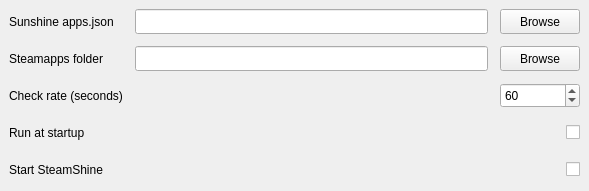
This is src/designer/ui_mainwindow.ui in Odizinne/SteamShine as Qt 5 draws it before an edit. The edited form follows.
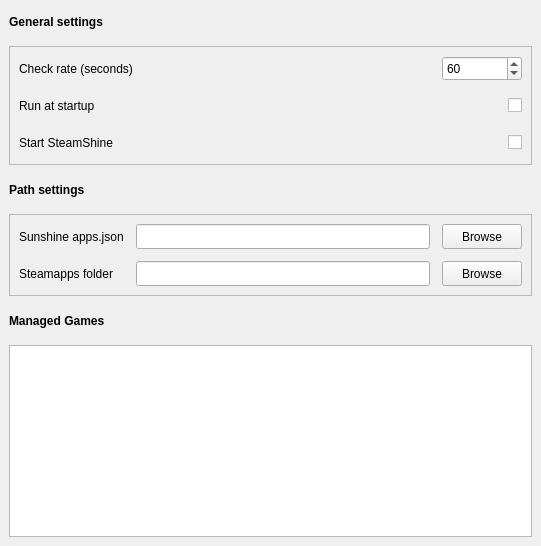
This is the edited form.

Commit message: added managed games list, fixed some bugs in update_apps_json

Diff of the .ui file:
```diff
--- a/src/designer/ui_mainwindow.ui
+++ b/src/designer/ui_mainwindow.ui
@@ -6,8 +6,8 @@
    <rect>
     <x>0</x>
     <y>0</y>
-    <width>589</width>
-    <height>191</height>
+    <width>541</width>
+    <height>546</height>
    </rect>
   </property>
   <property name="windowTitle">
@@ -18,6 +18,61 @@
     <property name="spacing">
      <number>12</number>
     </property>
+    <item row="2" column="0">
+     <widget class="QLabel" name="label_5">
+      <property name="minimumSize">
+       <size>
+        <width>0</width>
+        <height>25</height>
+       </size>
+      </property>
+      <property name="font">
+       <font>
+        <bold>true</bold>
+       </font>
+      </property>
+      <property name="text">
+       <string>Path settings</string>
+      </property>
+     </widget>
+    </item>
+    <item row="3" column="0">
+     <widget class="QFrame" name="gridFrame">
+      <property name="frameShape">
+       <enum>QFrame::Shape::StyledPanel</enum>
+      </property>
+      <property name="frameShadow">
+       <enum>QFrame::Shadow::Sunken</enum>
+      </property>
+      <layout class="QGridLayout" name="pathLayout">
+       <property name="leftMargin">
+        <number>9</number>
+       </property>
+       <property name="topMargin">
+        <number>9</number>
+       </property>
+       <property name="rightMargin">
+        <number>9</number>
+       </property>
+       <property name="bottomMargin">
+        <number>9</number>
+       </property>
+       <property name="spacing">
+        <number>12</number>
+       </property>
+       <item row="0" column="2">
+        <widget class="QPushButton" name="appBrowseButton">
+         <property name="minimumSize">
+          <size>
+           <width>0</width>
+           <height>25</height>
+          </size>
+         </property>
+         <property name="text">
+          <string>Browse</string>
+         </property>
+        </widget>
+       </item>
     <item row="0" column="1">
      <widget class="QLineEdit" name="appLineEdit">
       <property name="minimumSize">
@@ -28,6 +83,19 @@
       </property>
      </widget>
     </item>
+       <item row="0" column="0">
+        <widget class="QLabel" name="appLabel">
+         <property name="minimumSize">
+          <size>
+           <width>0</width>
+           <height>25</height>
+          </size>
+         </property>
+         <property name="text">
+          <string>Sunshine apps.json</string>
+         </property>
+        </widget>
+       </item>
     <item row="1" column="0">
      <widget class="QLabel" name="steamappsLabel">
       <property name="minimumSize">
@@ -41,55 +109,6 @@
       </property>
      </widget>
     </item>
-    <item row="2" column="0">
-     <widget class="QLabel" name="label">
-      <property name="text">
-       <string>Check rate (seconds)</string>
-      </property>
-     </widget>
-    </item>
-    <item row="4" column="0">
-     <widget class="QLabel" name="label_2">
-      <property name="minimumSize">
-       <size>
-        <width>0</width>
-        <height>25</height>
-       </size>
-      </property>
-      <property name="text">
-       <string>Start SteamShine</string>
-      </property>
-     </widget>
-    </item>
-    <item row="4" column="2">
-     <widget class="QCheckBox" name="startCheckBox">
-      <property name="minimumSize">
-       <size>
-        <width>0</width>
-        <height>25</height>
-       </size>
-      </property>
-      <property name="layoutDirection">
-       <enum>Qt::LayoutDirection::RightToLeft</enum>
-      </property>
-      <property name="text">
-       <string/>
-      </property>
-     </widget>
-    </item>
-    <item row="1" column="2">
-     <widget class="QPushButton" name="steamappsBrowseButton">
-      <property name="minimumSize">
-       <size>
-        <width>0</width>
-        <height>25</height>
-       </size>
-      </property>
-      <property name="text">
-       <string>Browse</string>
-      </property>
-     </widget>
-    </item>
     <item row="1" column="1">
      <widget class="QLineEdit" name="steamappsLineEdit">
       <property name="minimumSize">
@@ -100,8 +119,8 @@
       </property>
      </widget>
     </item>
-    <item row="0" column="2">
-     <widget class="QPushButton" name="appBrowseButton">
+       <item row="1" column="2">
+        <widget class="QPushButton" name="steamappsBrowseButton">
       <property name="minimumSize">
        <size>
         <width>0</width>
@@ -113,11 +132,79 @@
       </property>
      </widget>
     </item>
-    <item row="2" column="2">
+      </layout>
+     </widget>
+    </item>
+    <item row="0" column="0">
+     <widget class="QLabel" name="label_6">
+      <property name="minimumSize">
+       <size>
+        <width>0</width>
+        <height>25</height>
+       </size>
+      </property>
+      <property name="font">
+       <font>
+        <bold>true</bold>
+       </font>
+      </property>
+      <property name="text">
+       <string>General settings</string>
+      </property>
+     </widget>
+    </item>
+    <item row="1" column="0">
+     <widget class="QFrame" name="gridFrame">
+      <property name="frameShape">
+       <enum>QFrame::Shape::StyledPanel</enum>
+      </property>
+      <property name="frameShadow">
+       <enum>QFrame::Shadow::Sunken</enum>
+      </property>
+      <layout class="QGridLayout" name="generalLayout">
+       <property name="leftMargin">
+        <number>9</number>
+       </property>
+       <property name="topMargin">
+        <number>9</number>
+       </property>
+       <property name="rightMargin">
+        <number>9</number>
+       </property>
+       <property name="bottomMargin">
+        <number>9</number>
+       </property>
+       <property name="spacing">
+        <number>12</number>
+       </property>
+       <item row="1" column="2">
+        <widget class="QCheckBox" name="startupCheckBox">
+         <property name="minimumSize">
+          <size>
+           <width>0</width>
+           <height>25</height>
+          </size>
+         </property>
+         <property name="layoutDirection">
+          <enum>Qt::LayoutDirection::RightToLeft</enum>
+         </property>
+         <property name="text">
+          <string/>
+         </property>
+        </widget>
+       </item>
+       <item row="0" column="0">
+        <widget class="QLabel" name="label">
+         <property name="text">
+          <string>Check rate (seconds)</string>
+         </property>
+        </widget>
+       </item>
+       <item row="0" column="2">
      <widget class="QSpinBox" name="timerSpinbox">
       <property name="minimumSize">
        <size>
-        <width>0</width>
+           <width>80</width>
         <height>25</height>
        </size>
       </property>
@@ -135,20 +222,7 @@
       </property>
      </widget>
     </item>
-    <item row="0" column="0">
-     <widget class="QLabel" name="appLabel">
-      <property name="minimumSize">
-       <size>
-        <width>0</width>
-        <height>25</height>
-       </size>
-      </property>
-      <property name="text">
-       <string>Sunshine apps.json</string>
-      </property>
-     </widget>
-    </item>
-    <item row="3" column="0">
+       <item row="1" column="0">
      <widget class="QLabel" name="label_3">
       <property name="minimumSize">
        <size>
@@ -161,8 +235,8 @@
       </property>
      </widget>
     </item>
-    <item row="3" column="2">
-     <widget class="QCheckBox" name="startupCheckBox">
+       <item row="2" column="2">
+        <widget class="QCheckBox" name="startCheckBox">
       <property name="minimumSize">
        <size>
         <width>0</width>
@@ -174,6 +248,56 @@
       </property>
       <property name="text">
        <string/>
+         </property>
+        </widget>
+       </item>
+       <item row="2" column="0">
+        <widget class="QLabel" name="label_2">
+         <property name="minimumSize">
+          <size>
+           <width>0</width>
+           <height>25</height>
+          </size>
+         </property>
+         <property name="text">
+          <string>Start SteamShine</string>
+         </property>
+        </widget>
+       </item>
+       <item row="0" column="1">
+        <spacer name="horizontalSpacer">
+         <property name="orientation">
+          <enum>Qt::Orientation::Horizontal</enum>
+         </property>
+         <property name="sizeHint" stdset="0">
+          <size>
+           <width>40</width>
+           <height>20</height>
+          </size>
+         </property>
+        </spacer>
+       </item>
+      </layout>
+     </widget>
+    </item>
+    <item row="8" column="0">
+     <widget class="QListWidget" name="gameListWidget"/>
+    </item>
+    <item row="6" column="0" rowspan="2">
+     <widget class="QLabel" name="label_4">
+      <property name="minimumSize">
+       <size>
+        <width>0</width>
+        <height>25</height>
+       </size>
+      </property>
+      <property name="font">
+       <font>
+        <bold>true</bold>
+       </font>
+      </property>
+      <property name="text">
+       <string>Managed Games</string>
       </property>
      </widget>
     </item>
```
Lines whose indentation alone changed are shown as unchanged. The commit also changes 2 other files.
